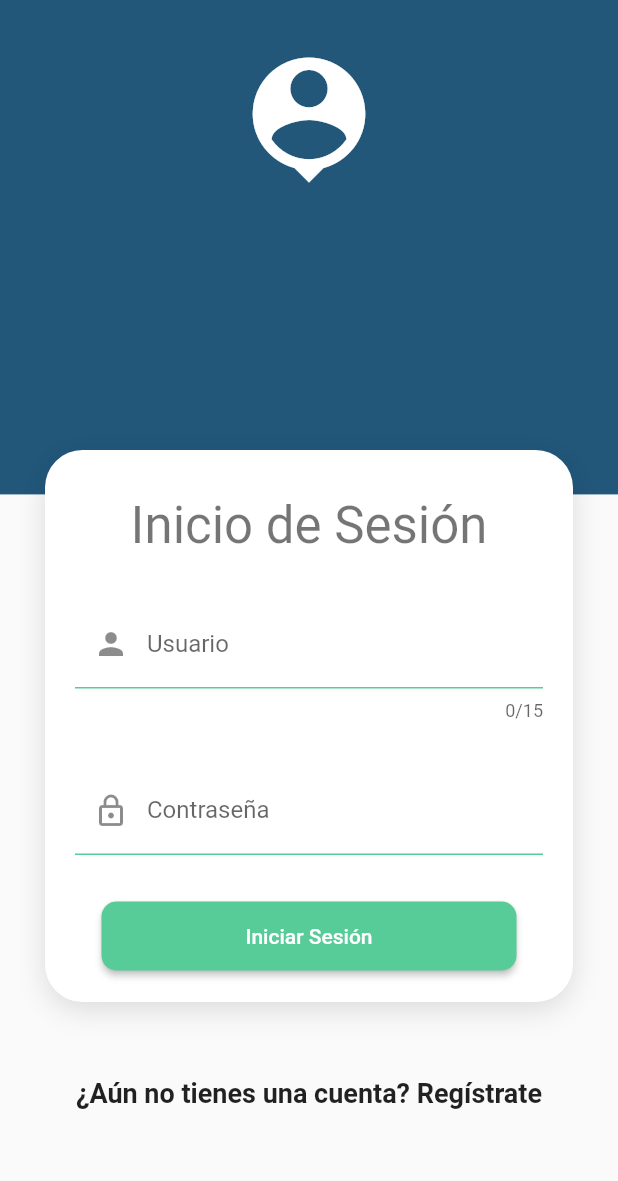
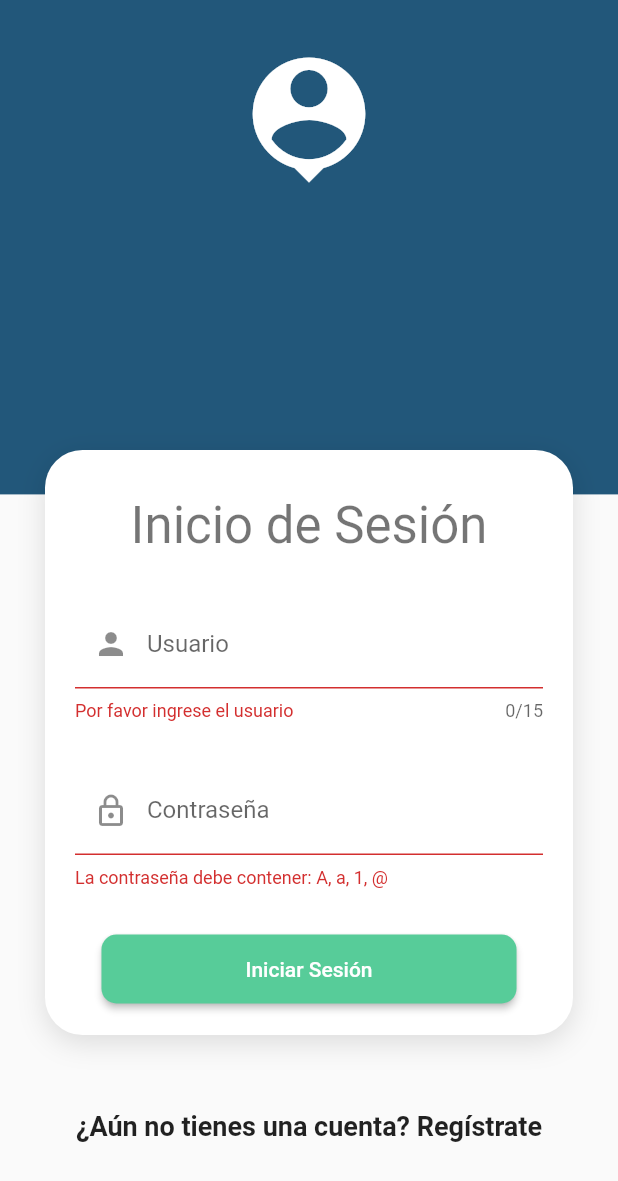
Before and after one commit to luisrmm/Peliculas_Flutter, a Flutter app: the screen it shows after launch, after a tap on "Iniciar Sesión", on a phone screen of 412 x 824 dp. Shown: the top 1181 px of the screen. Run offline on Flutter 3.47's test engine with Material 2 defaults, Android fonts, the phone set to English and light mode, and no system bars; our stand-ins replace flutter_swiper_null_safety, fluttertoast, shared_preferences; network calls fail.

```diff
--- a/lib/screens/login_screen.dart
+++ b/lib/screens/login_screen.dart
@@ -135,7 +135,7 @@ class _LoginScreenState extends State<LoginScreen> {
                             ),
                           ),
                           onPressed: () {
-                            _btnActive == true ? _handleSubmitted() : null;
+                            _handleSubmitted();
                             //Navigator.pushReplacementNamed(context, 'home');
                           },
                         )
--- a/lib/services/login_service.dart
+++ b/lib/services/login_service.dart
@@ -32,7 +32,8 @@ class LoginService {
           'Su usuario se encuentra inactivo, por favor comuníquese con el administrador.') {
         _errorMessage(response.body);
       }
-      if (response.body == 'Contraseña incorrectos.') {
+      if (response.body == 'Contraseña incorrecta.') {
+        _errorMessage(response.body);
         if (errorLoginByUser.isEmpty) {
           errorLoginByUser.add(username);
         } else {
@@ -61,7 +62,7 @@ class LoginService {
         msg: message, // message
         toastLength: Toast.LENGTH_SHORT, // length
         gravity: ToastGravity.CENTER, // location
-        timeInSecForIosWeb: 4,
+        timeInSecForIosWeb: 6,
         backgroundColor: Colors.red,
         ); // dura
   }
```
Also changed, not shown: 1 other file.
